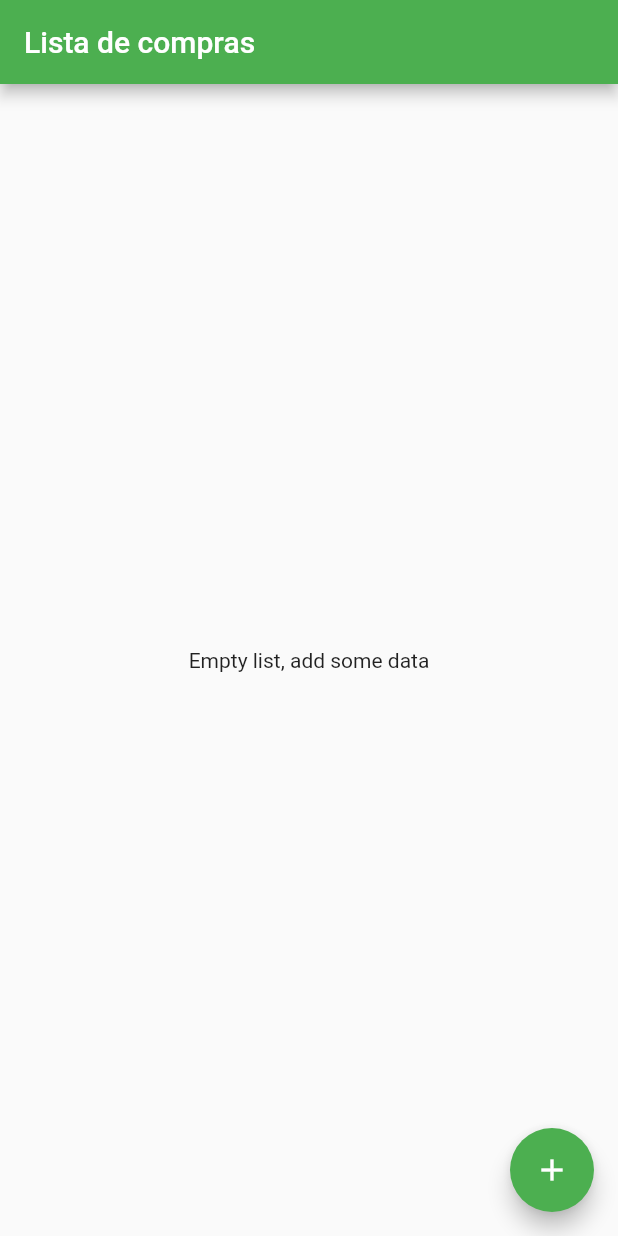
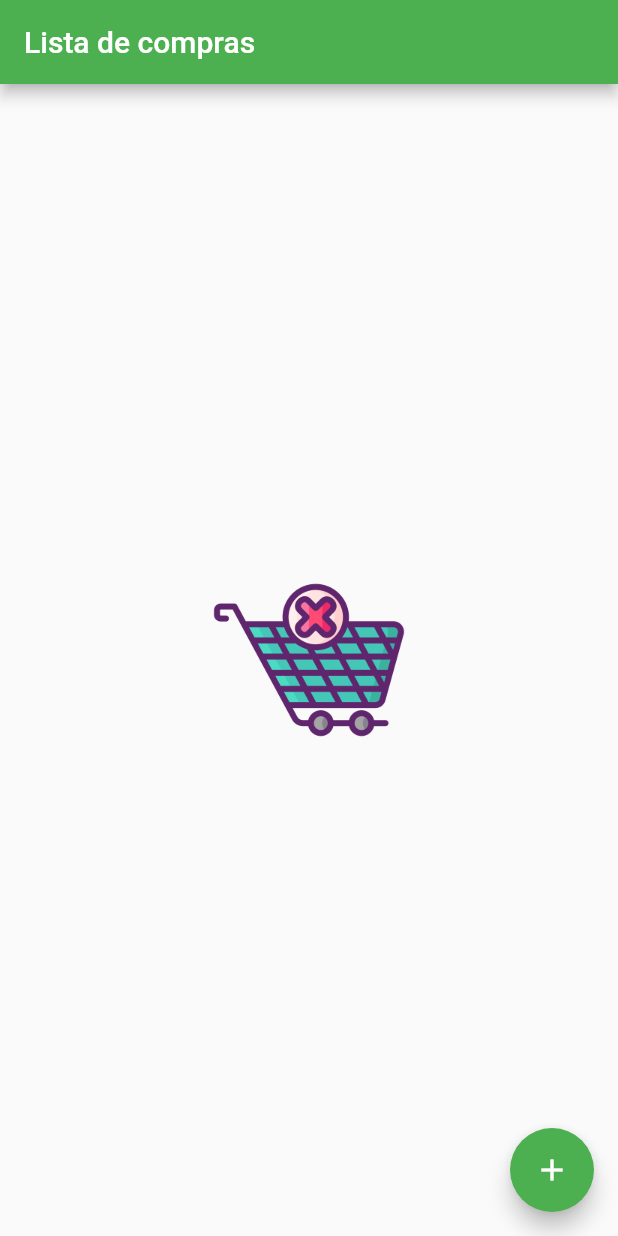
Before and after one commit to Alifyz/mercado-app, a Flutter app: the screen it shows after launch, on a phone screen of 412 x 824 dp. Run offline on Flutter 3.47's test engine with Material 2 defaults, Android fonts, the phone set to English and light mode, and no system bars.

Commit message:
add: empty icon for home screen

```diff
--- a/lib/pages/home/home.dart
+++ b/lib/pages/home/home.dart
@@ -1,6 +1,7 @@
 import 'package:flutter/material.dart';
 import 'package:groceryapp/domain/grocery_list.dart';
 import 'package:groceryapp/model/application_model.dart';
+import 'package:groceryapp/pages/home/widget/empty_list.dart';
 import 'package:provider/provider.dart';
 
 class HomePage extends StatelessWidget {
@@ -19,9 +20,7 @@ class HomePage extends StatelessWidget {
       body: Consumer<ApplicationModel>(
         builder: (context, model, child) {
           if(model.groceryList.length == 0) {
-            return Center(
-              child: Text("Empty list, add some data"),
-            );
+            return EmptyListWidget();
           }else if(model.groceryList.isNotEmpty){
             return ListView.builder(
                 itemBuilder: (context, index) {
--- /dev/null
+++ b/lib/pages/home/widget/empty_list.dart
@@ -0,0 +1,15 @@
+import 'package:flutter/material.dart';
+
+class EmptyListWidget extends StatelessWidget {
+  const EmptyListWidget({Key key}) : super(key: key);
+
+  @override
+  Widget build(BuildContext context) {
+    return Center(
+      child: Container(
+        width: 128,
+        height: 128,
+        child: Image.asset('img/empty-cart.png')),
+    );
+  }
+}
--- a/pubspec.yaml
+++ b/pubspec.yaml
@@ -42,8 +42,8 @@ flutter:
   uses-material-design: true
 
   # To add assets to your application, add an assets section, like this:
-  # assets:
-  #  - images/a_dot_burr.jpeg
+  assets:
+     - img/empty-cart.png
   #  - images/a_dot_ham.jpeg
 
   # An image asset can refer to one or more resolution-specific "variants", see
```
Also changed, not shown: img/empty-cart.png (added).
